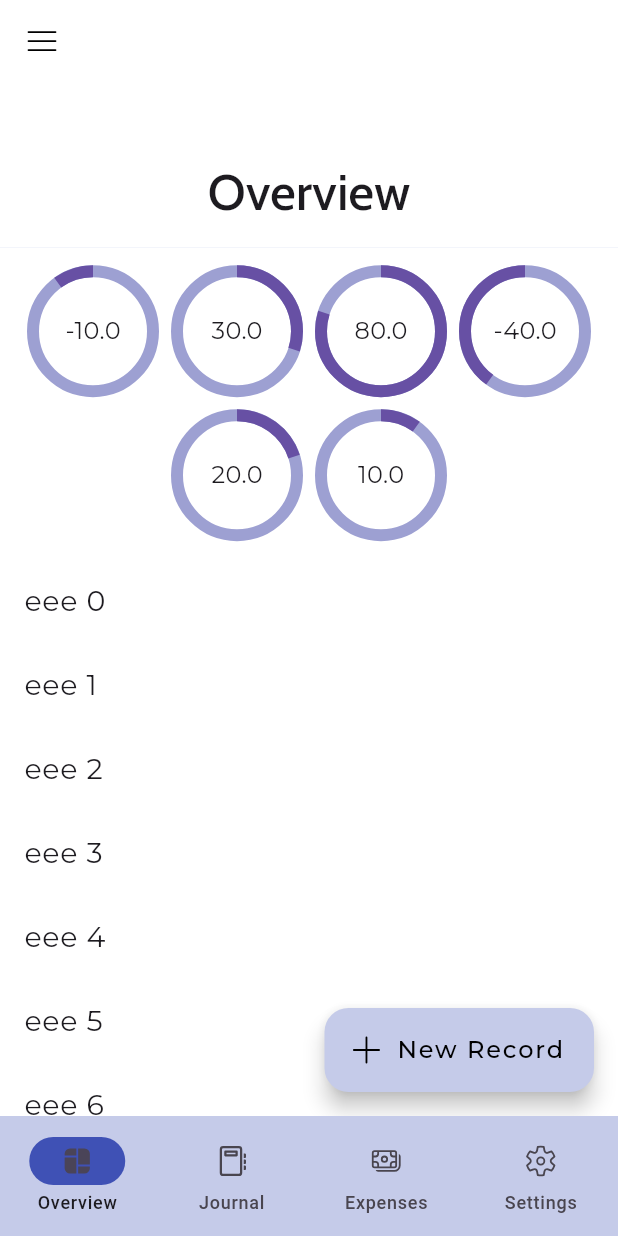
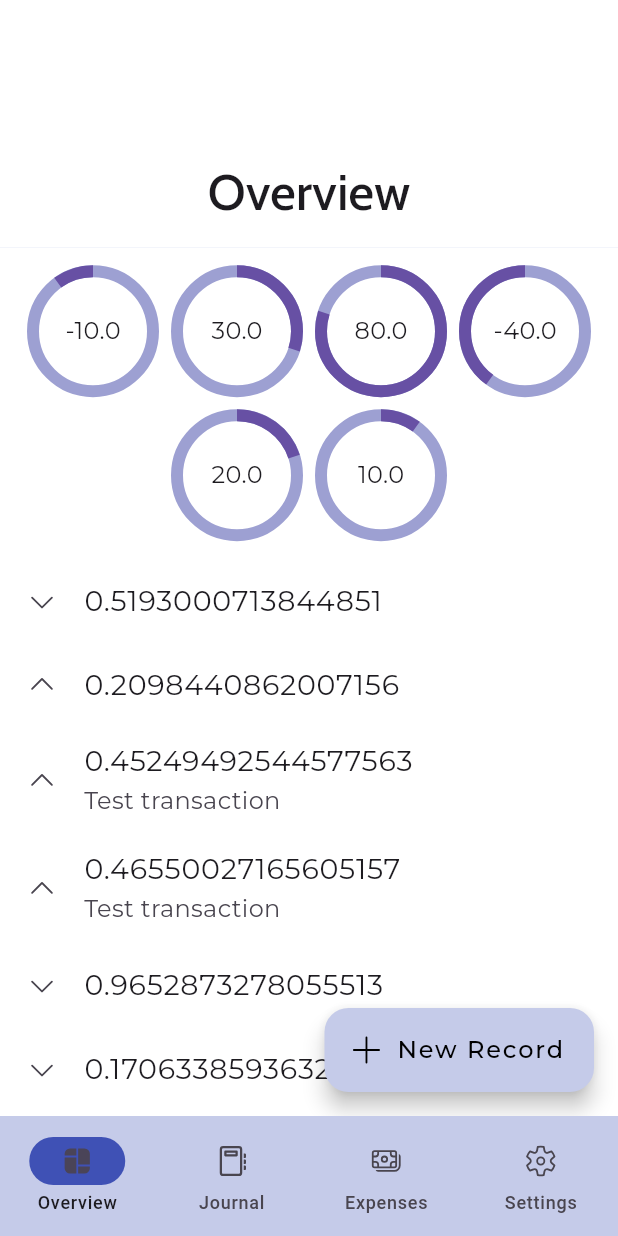
Before and after one commit to being-yash-t/finack, a Flutter app: the screen it shows after launch, on a phone screen of 412 x 824 dp. Run offline on Flutter 3.47's test engine with Material 2 defaults, Android fonts, the phone set to English and light mode, and no system bars; our stand-ins replace auto_route, cloud_firestore, equatable, firebase_auth, firebase_core, fluentui_system_icons and 3 more; accounts and stored records are empty; generated files the repository leaves out were written again.

Commit message:
Added transaction log

```diff
--- a/lib/src/features/overview/presentation/pages/overview_page.dart
+++ b/lib/src/features/overview/presentation/pages/overview_page.dart
@@ -1,7 +1,9 @@
 import 'dart:math';
 
+import 'package:finack/src/core/utils/context_extensions.dart';
 import 'package:finack/src/presentation/custom_widgets/sliver_app_bar.dart';
 import 'package:finack/src/presentation/custom_widgets/target_summary_chart.dart';
+import 'package:finack/src/presentation/custom_widgets/transaction_log_widget.dart';
 import 'package:finack/src/presentation/themes/themes.dart';
 import 'package:fluentui_system_icons/fluentui_system_icons.dart';
 import 'package:flutter/material.dart';
@@ -13,13 +15,14 @@ class OverviewPage extends StatelessWidget {
   Widget build(BuildContext context) {
     final mediaQuery = MediaQuery.of(context);
     final theme = Theme.of(context);
+    final random = Random();
     return Scaffold(
       body: CustomScrollView(
         slivers: [
           const CSliverAppBar(title: "Overview"),
           SliverToBoxAdapter(
             child: Padding(
-              padding: const EdgeInsets.all(8),
+              padding: const EdgeInsets.all(8.0),
               child: Wrap(
                 alignment: WrapAlignment.center,
                 children: [
@@ -34,12 +37,17 @@ class OverviewPage extends StatelessWidget {
             ),
           ),
           SliverList(
-              delegate: SliverChildBuilderDelegate(
-            (_, index) => ListTile(
-              title: Text("eee $index"),
+            delegate: SliverChildBuilderDelegate(
+              (_, index) => TransactionLogWidget(
+                log: TransactionLog(
+                  type: TransactionType.values[random.nextInt(3)],
+                  amount: random.nextDouble(),
+                  comment: random.nextBool() ? "Test transaction": null,
+                ),
+              ),
+              childCount: 100,
             ),
-            childCount: 100,
-          )),
+          ),
         ],
       ),
       floatingActionButton: FloatingActionButton.extended(
--- /dev/null
+++ b/lib/src/presentation/custom_widgets/dashboard_scaffold.dart
@@ -0,0 +1,32 @@
+import 'package:flutter/material.dart';
+
+class DashboardScaffold extends Scaffold {
+  final List<Widget> actions;
+
+  static DashboardScaffoldState? of(BuildContext context) =>
+      context.findAncestorStateOfType<DashboardScaffoldState>();
+
+  const DashboardScaffold({
+    Key? key,
+    Widget? drawer,
+    Widget? endDrawer,
+    required Widget body,
+    this.actions = const [],
+    required Widget bottomBar,
+  }) : super(
+          key: key,
+          body: body,
+          drawer: drawer,
+          endDrawer: endDrawer,
+          bottomNavigationBar: bottomBar,
+          resizeToAvoidBottomInset: false,
+        );
+
+  @override
+  ScaffoldState createState() => DashboardScaffoldState();
+}
+
+// DashboardScaffold.hasDrawer may not return correct value if this is removed
+// because there may be another scaffoldState in between the caller
+// & DashboardScaffold.
+class DashboardScaffoldState extends ScaffoldState {}
--- /dev/null
+++ b/lib/src/presentation/custom_widgets/transaction_log_widget.dart
@@ -0,0 +1,79 @@
+import 'package:equatable/equatable.dart';
+import 'package:finack/src/core/dependency_injection.dart';
+import 'package:finack/src/core/utils/context_extensions.dart';
+import 'package:finack/src/presentation/custom_widgets/sliver_app_bar.dart';
+import 'package:finack/src/presentation/routing/router.gr.dart';
+import 'package:fluentui_system_icons/fluentui_system_icons.dart';
+import 'package:flutter/material.dart';
+
+enum TransactionType {
+  credit,
+  debit,
+  self;
+
+  IconData get icon {
+    switch (this) {
+      case TransactionType.credit:
+        return FluentIcons.chevron_up_20_regular;
+      case TransactionType.debit:
+        return FluentIcons.chevron_down_20_regular;
+      case TransactionType.self:
+        return FluentIcons.send_20_regular;
+    }
+  }
+}
+
+class TransactionLog extends Equatable {
+  final String? id;
+  final TransactionType type;
+  final double amount;
+  final String? comment;
+
+  const TransactionLog({
+    this.id,
+    required this.type,
+    required this.amount,
+    required this.comment,
+  });
+
+  @override
+  List<Object?> get props => [id, type, amount];
+}
+
+class TransactionLogWidget extends StatelessWidget {
+  final TransactionLog log;
+  const TransactionLogWidget({
+    Key? key,
+    required this.log,
+  }) : super(key: key);
+
+  @override
+  Widget build(BuildContext context) {
+    return ListTile(
+      leading: Icon(log.type.icon),
+      title: Text(log.amount.toString()),
+      subtitle: log.comment != null ? Text(log.comment!) : null,
+      onTap: () => _bottomSheet(context),
+    );
+  }
+
+  void _bottomSheet(BuildContext context) => showModalBottomSheet(
+        context: context,
+        isScrollControlled: true,
+        builder: (context) => BottomSheet(
+          constraints: BoxConstraints(
+            maxHeight:
+             context.screenHeight * 0.7,
+          ),
+          onClosing: () {},
+          builder: (context) => const CustomScrollView(
+            slivers: [
+              CSliverAppBar(
+                title: 'Transaction Details',
+                // icon: const Icon(FluentIcons.dismiss_20_regular),
+              ),
+            ],
+          ),
+        ),
+      );
+}
--- a/lib/src/presentation/dashboard/dashboard_page.dart
+++ /dev/null
@@ -1,118 +0,0 @@
-import 'package:animations/animations.dart';
-import 'package:auto_route/auto_route.dart';
-import 'package:finack/src/core/constants/firebase.dart';
-import 'package:finack/src/features/expenses/presentation/pages/expenses_page.dart';
-import 'package:finack/src/features/journal/presentation/pages/journal_page.dart';
-import 'package:finack/src/features/overview/presentation/pages/overview_page.dart';
-import 'package:finack/src/features/settings/presentation/pages/settings_page.dart';
-import 'package:finack/src/presentation/custom_widgets/bottom_navigation_bar.dart';
-import 'package:finack/src/presentation/routing/router.gr.dart';
-import 'package:fluentui_system_icons/fluentui_system_icons.dart';
-import 'package:flutter/material.dart';
-
-class DashboardPage extends StatelessWidget {
-  const DashboardPage({Key? key}) : super(key: key);
-
-  @override
-  Widget build(BuildContext context) {
-    return AutoTabsRouter(
-      duration: animationDuration,
-      lazyLoad: true,
-      routes: const [
-        OverviewRouter(),
-        JournalRouter(),
-        ExpensesRouter(),
-        SettingsRouter(),
-      ],
-      builder: (context, child, animation) {
-        final tabsRouter = AutoTabsRouter.of(context);
-        return LayoutBuilder(
-          builder: (context, dimens) {
-            // Tablet Layout
-            if (dimens.maxWidth >= 600) {
-              // Add this line
-              return Scaffold(
-                body: Row(
-                  children: [
-                    NavigationRail(
-                      extended: dimens.maxWidth >= 800,
-                      minExtendedWidth: 180,
-                      onDestinationSelected: tabsRouter.setActiveIndex,
-                      selectedIndex: tabsRouter.activeIndex,
-                      destinations:
-                          _getBottomNavbarItems(tabsRouter.activeIndex)
-                              .map(
-                                (NavigationDestination e) =>
-                                    NavigationRailDestination(
-                                  icon: e.icon,
-                                  label: Text(e.label),
-                                ),
-                              )
-                              .toList(),
-                    ),
-                    Expanded(child: child),
-                  ],
-                ),
-              );
-            } // Add this line
-
-            // Mobile Layout
-            // Add from here...
-            return Scaffold(
-              drawer: const Drawer(),
-              // TODO: replace with fade through transition
-              body: FadeTransition(
-                opacity: animation,
-                child: child,
-              ),
-              bottomNavigationBar: NavigationBar(
-                onDestinationSelected: tabsRouter.setActiveIndex,
-                selectedIndex: tabsRouter.activeIndex,
-                destinations: _getBottomNavbarItems(tabsRouter.activeIndex),
-              ),
-            );
-          },
-        );
-      },
-    );
-  }
-
-  List<NavigationDestination> _getBottomNavbarItems(int activeIndex) => [
-        NavigationDestination(
-          icon: activeIndex == 0
-              ? const Icon(FluentIcons.board_20_filled, key: Key('1 active'))
-              : const Icon(
-                  FluentIcons.board_20_regular,
-                  key: Key('1 inActive'),
-                ),
-          label: 'Overview',
-        ),
-        NavigationDestination(
-          icon: activeIndex == 1
-              ? const Icon(FluentIcons.notebook_24_filled, key: Key('2 active'))
-              : const Icon(
-                  FluentIcons.notebook_24_regular,
-                  key: Key('2 inActive'),
-                ),
-          label: 'Journal',
-        ),
-        NavigationDestination(
-          icon: activeIndex == 2
-              ? const Icon(FluentIcons.money_20_filled, key: Key('3 active'))
-              : const Icon(
-                  FluentIcons.money_20_regular,
-                  key: Key('3 inActive'),
-                ),
-          label: 'Expenses',
-        ),
-        NavigationDestination(
-          icon: activeIndex == 3
-              ? const Icon(FluentIcons.settings_20_filled, key: Key('4 active'))
-              : const Icon(
-                  FluentIcons.settings_20_regular,
-                  key: Key('4 inActive'),
-                ),
-          label: 'Settings',
-        ),
-      ];
-}
--- /dev/null
+++ b/lib/src/presentation/dashboard/dashboard_screen.dart
@@ -0,0 +1,120 @@
+import 'package:animations/animations.dart';
+import 'package:auto_route/auto_route.dart';
+import 'package:finack/src/core/constants/firebase.dart';
+import 'package:finack/src/features/expenses/presentation/pages/expenses_page.dart';
+import 'package:finack/src/features/journal/presentation/pages/journal_page.dart';
+import 'package:finack/src/features/overview/presentation/pages/overview_page.dart';
+import 'package:finack/src/features/settings/presentation/pages/settings_page.dart';
+import 'package:finack/src/presentation/custom_widgets/bottom_navigation_bar.dart';
+import 'package:finack/src/presentation/custom_widgets/dashboard_scaffold.dart';
+import 'package:finack/src/presentation/routing/router.gr.dart';
+import 'package:fluentui_system_icons/fluentui_system_icons.dart';
+import 'package:flutter/material.dart';
+
+class DashboardScreen extends StatelessWidget {
+  const DashboardScreen({Key? key}) : super(key: key);
+
+  static List<Widget>? get getActions => [];
+  @override
+  Widget build(BuildContext context) {
+    return AutoTabsRouter(
+      duration: animationDuration,
+      lazyLoad: true,
+      routes: const [
+        OverviewRouter(),
+        JournalRouter(),
+        ExpensesRouter(),
+        SettingsRouter(),
+      ],
+      builder: (context, child, animation) {
+        final tabsRouter = AutoTabsRouter.of(context);
+        return LayoutBuilder(
+          builder: (context, dimens) {
+            // Tablet Layout
+            if (dimens.maxWidth >= 600) {
+              // Add this line
+              return Scaffold(
+                body: Row(
+                  children: [
+                    NavigationRail(
+                      extended: dimens.maxWidth >= 800,
+                      minExtendedWidth: 180,
+                      onDestinationSelected: tabsRouter.setActiveIndex,
+                      selectedIndex: tabsRouter.activeIndex,
+                      destinations:
+                          _getBottomNavbarItems(tabsRouter.activeIndex)
+                              .map(
+                                (NavigationDestination e) =>
+                                    NavigationRailDestination(
+                                  icon: e.icon,
+                                  label: Text(e.label),
+                                ),
+                              )
+                              .toList(),
+                    ),
+                    Expanded(child: child),
+                  ],
+                ),
+              );
+            } // Add this line
+
+            // Mobile Layout
+            // Add from here...
+            return DashboardScaffold(
+              drawer: const Drawer(),
+              // TODO: replace with fade through transition
+              body: FadeTransition(
+                opacity: animation,
+                child: child,
+              ),
+              bottomBar: NavigationBar(
+                onDestinationSelected: tabsRouter.setActiveIndex,
+                selectedIndex: tabsRouter.activeIndex,
+                destinations: _getBottomNavbarItems(tabsRouter.activeIndex),
+              ),
+            );
+          },
+        );
+      },
+    );
+  }
+
+  List<NavigationDestination> _getBottomNavbarItems(int activeIndex) => [
+        NavigationDestination(
+          icon: activeIndex == 0
+              ? const Icon(FluentIcons.board_20_filled, key: Key('1 active'))
+              : const Icon(
+                  FluentIcons.board_20_regular,
+                  key: Key('1 inActive'),
+                ),
+          label: 'Overview',
+        ),
+        NavigationDestination(
+          icon: activeIndex == 1
+              ? const Icon(FluentIcons.notebook_24_filled, key: Key('2 active'))
+              : const Icon(
+                  FluentIcons.notebook_24_regular,
+                  key: Key('2 inActive'),
+                ),
+          label: 'Journal',
+        ),
+        NavigationDestination(
+          icon: activeIndex == 2
+              ? const Icon(FluentIcons.money_20_filled, key: Key('3 active'))
+              : const Icon(
+                  FluentIcons.money_20_regular,
+                  key: Key('3 inActive'),
+                ),
+          label: 'Expenses',
+        ),
+        NavigationDestination(
+          icon: activeIndex == 3
+              ? const Icon(FluentIcons.settings_20_filled, key: Key('4 active'))
+              : const Icon(
+                  FluentIcons.settings_20_regular,
+                  key: Key('4 inActive'),
+                ),
+          label: 'Settings',
+        ),
+      ];
+}
--- a/lib/src/presentation/routing/router.dart
+++ b/lib/src/presentation/routing/router.dart
@@ -4,14 +4,14 @@ import 'package:finack/src/features/overview/presentation/pages/overview_page.da
 import 'package:finack/src/features/journal/presentation/pages/journal_page.dart';
 import 'package:finack/src/features/login/presentation/pages/login_page.dart';
 import 'package:finack/src/features/settings/presentation/pages/settings_page.dart';
-import 'package:finack/src/presentation/dashboard/dashboard_page.dart';
+import 'package:finack/src/presentation/dashboard/dashboard_screen.dart';
 
 @MaterialAutoRouter(
   replaceInRouteName: 'Page,Route',
   routes: <AutoRoute>[
     AutoRoute(
       path: '/dashboard',
-      page: DashboardPage,
+      page: DashboardScreen,
       children: [
         AutoRoute(
           path: 'overview',
--- a/pubspec.yaml
+++ b/pubspec.yaml
@@ -6,7 +6,7 @@ publish_to: 'none'
 version: 1.0.0+1
 
 environment:
-  sdk: ">=2.15.1 <3.0.0"
+  sdk: ">=2.17.0 <3.0.0"
 
 dependencies:
   flutter:
```
Also changed, not shown: lib/src/core/utils/context_extensions.dart (added, +10 -0 lines), lib/src/presentation/custom_widgets/sliver_app_bar.dart (+75 -17 lines), lib/src/presentation/routing/router.gr.dart, pubspec.lock.
